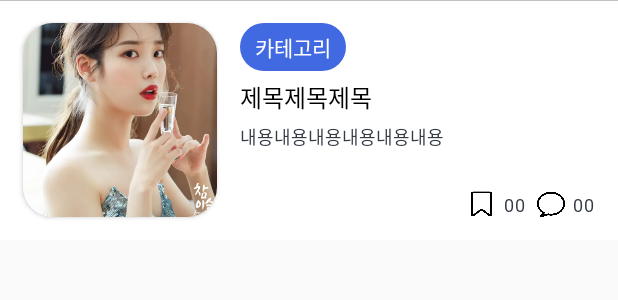
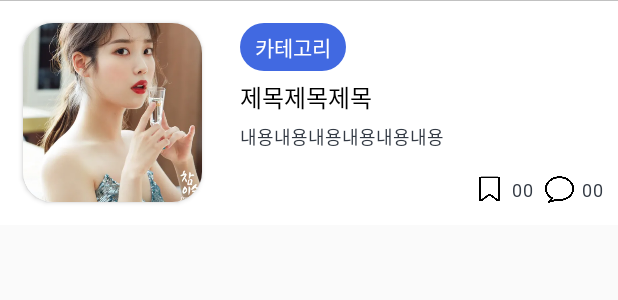
Before and after one commit to AtmosCat/AllergyDetective, an Android app: the layout recyclerview_post_list.xml on its own in the app's theme, with its tools: preview values and no code run, on a phone screen of 412 x 824 dp. Shown: the top 300 px of the screen. Run offline under Robolectric (Android 15) with nearby library versions, the light colour scheme and no system bars.

Commit message:
레이아웃 재수정

```diff
--- a/app/src/main/res/layout/fragment_filter.xml
+++ b/app/src/main/res/layout/fragment_filter.xml
@@ -671,7 +671,7 @@
                 android:layout_height="wrap_content"
                 android:layout_marginTop="5dp"
                 android:lineSpacingExtra="3dp"
-                android:text="설정하신 알러지유발물질이 들어가지 않은 상품이검색됩니다."
+                android:text="설정하신 알러지유발물질이 들어가지 않은 상품이 검색됩니다."
                 style="@style/textStyle_detail"
                 app:layout_constraintStart_toStartOf="@+id/view_underline_group"
                 app:layout_constraintEnd_toEndOf="@+id/view_underline_group"
--- a/app/src/main/res/layout/recyclerview_post_list.xml
+++ b/app/src/main/res/layout/recyclerview_post_list.xml
@@ -1,7 +1,7 @@
 <?xml version="1.0" encoding="utf-8"?>
 <androidx.constraintlayout.widget.ConstraintLayout xmlns:android="http://schemas.android.com/apk/res/android"
     android:layout_width="match_parent"
-    android:layout_height="160dp"
+    android:layout_height="150dp"
     android:background="@drawable/bottom_border"
     xmlns:app="http://schemas.android.com/apk/res-auto"
     android:id="@+id/recyclerview_posting_list"
@@ -35,52 +35,54 @@
         android:layout_width="0dp"
         android:layout_height="0dp"
         android:layout_weight="2"
+        android:orientation="vertical"
+        android:paddingStart="15dp"
         android:paddingTop="15dp"
-        android:paddingStart="15dp"
-        app:layout_constraintWidth_percent="0.61"
+        android:layout_marginHorizontal="10dp"
+        app:layout_constraintBottom_toBottomOf="@+id/cardview_photo"
+        app:layout_constraintEnd_toEndOf="parent"
         app:layout_constraintHeight_percent="1"
-        android:orientation="vertical"
         app:layout_constraintStart_toEndOf="@+id/cardview_photo"
         app:layout_constraintTop_toTopOf="@+id/cardview_photo"
-        app:layout_constraintBottom_toBottomOf="@+id/cardview_photo">
+        >
 
         <TextView
             android:id="@+id/tv_category"
+            style="@style/textStyle_subheading"
             android:layout_width="wrap_content"
             android:layout_height="wrap_content"
             android:background="@drawable/background_spinner"
+            android:paddingHorizontal="10dp"
             android:paddingVertical="5dp"
-        android:paddingHorizontal="10dp"
             android:text="카테고리"
             android:textColor="@color/white"
-        style="@style/textStyle_subheading"
             app:layout_constraintStart_toStartOf="parent"
             app:layout_constraintTop_toTopOf="parent" />
 
         <TextView
             android:id="@+id/tv_title"
+            style="@style/textStyle_subtitle"
             android:layout_width="0dp"
             android:layout_height="wrap_content"
             android:layout_marginTop="5dp"
             android:ellipsize="end"
             android:maxLines="1"
             android:text="제목제목제목"
-        style="@style/textStyle_subtitle"
             app:layout_constraintEnd_toEndOf="parent"
             app:layout_constraintStart_toStartOf="@+id/tv_category"
             app:layout_constraintTop_toBottomOf="@+id/tv_category" />
 
         <TextView
             android:id="@+id/tv_detail"
+            style="@style/textStyle_detail"
             android:layout_width="0dp"
             android:layout_height="0dp"
             android:layout_marginTop="5dp"
             android:layout_marginBottom="10dp"
             android:ellipsize="end"
             android:maxLines="2"
+            android:text="내용내용내용내용내용내용"
             android:textSize="12sp"
-            android:text="내용내용내용내용내용내용"
-            style="@style/textStyle_detail"
             app:layout_constraintBottom_toTopOf="@+id/iv_scrap"
             app:layout_constraintEnd_toEndOf="parent"
             app:layout_constraintStart_toStartOf="@+id/tv_category"
@@ -90,23 +92,23 @@
             android:id="@+id/iv_scrap"
             android:layout_width="0dp"
             android:layout_height="0dp"
-            app:layout_constraintDimensionRatio="1:1"
-            app:layout_constraintWidth_percent="0.08"
             android:layout_marginEnd="5dp"
             android:src="@drawable/scrap"
             app:layout_constraintBottom_toBottomOf="@+id/tv_scrap"
+            app:layout_constraintDimensionRatio="1:1"
             app:layout_constraintEnd_toStartOf="@+id/tv_scrap"
-            app:layout_constraintTop_toTopOf="@+id/tv_scrap" />
+            app:layout_constraintTop_toTopOf="@+id/tv_scrap"
+            app:layout_constraintWidth_percent="0.08" />
 
         <TextView
             android:id="@+id/tv_scrap"
+            style="@style/textStyle_detail"
             android:layout_width="wrap_content"
             android:layout_height="wrap_content"
-            android:text="00"
+            android:layout_marginEnd="8dp"
             android:letterSpacing="0.03"
             android:lineSpacingExtra="3dp"
-            android:layout_marginEnd="8dp"
-            style="@style/textStyle_detail"
+            android:text="00"
             app:layout_constraintBottom_toBottomOf="@+id/iv_comment"
             app:layout_constraintEnd_toStartOf="@+id/iv_comment"
             app:layout_constraintTop_toTopOf="@+id/iv_comment" />
@@ -115,23 +117,23 @@
             android:id="@+id/iv_comment"
             android:layout_width="0dp"
             android:layout_height="0dp"
-        app:layout_constraintDimensionRatio="1:1"
-        app:layout_constraintWidth_percent="0.08"
             android:layout_marginEnd="5dp"
             android:src="@drawable/chat"
             app:layout_constraintBottom_toBottomOf="@+id/tv_comment"
+            app:layout_constraintDimensionRatio="1:1"
             app:layout_constraintEnd_toStartOf="@+id/tv_comment"
-        app:layout_constraintTop_toTopOf="@+id/tv_comment" />
+            app:layout_constraintTop_toTopOf="@+id/tv_comment"
+            app:layout_constraintWidth_percent="0.08" />
 
         <TextView
             android:id="@+id/tv_comment"
+            style="@style/textStyle_detail"
             android:layout_width="wrap_content"
             android:layout_height="wrap_content"
-        android:text="00"
+            android:layout_marginBottom="15dp"
             android:letterSpacing="0.03"
             android:lineSpacingExtra="3dp"
-        style="@style/textStyle_detail"
-        android:layout_marginBottom="15dp"
+            android:text="00"
             app:layout_constraintBottom_toBottomOf="parent"
             app:layout_constraintEnd_toEndOf="parent" />
 
```
Also changed, not shown: app/src/main/res/layout/recyclerview_itemlist.xml (+16 -14 lines). Lines whose indentation alone changed are shown as unchanged.
